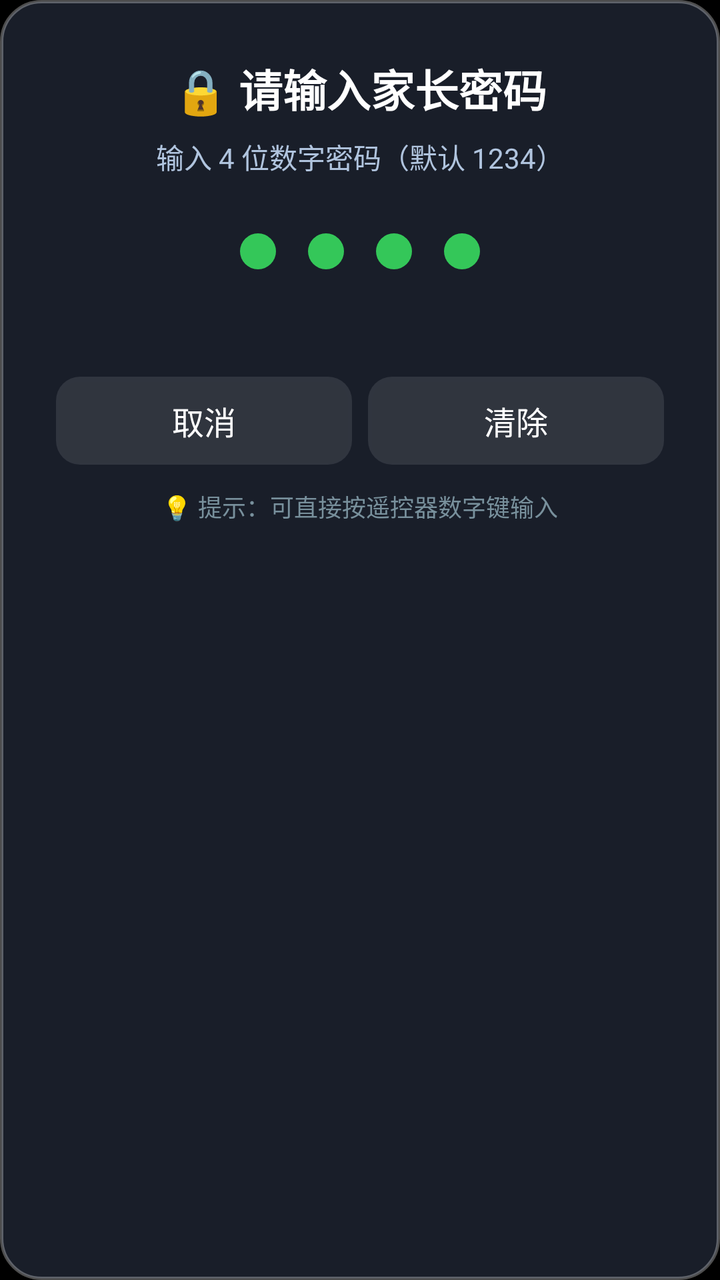
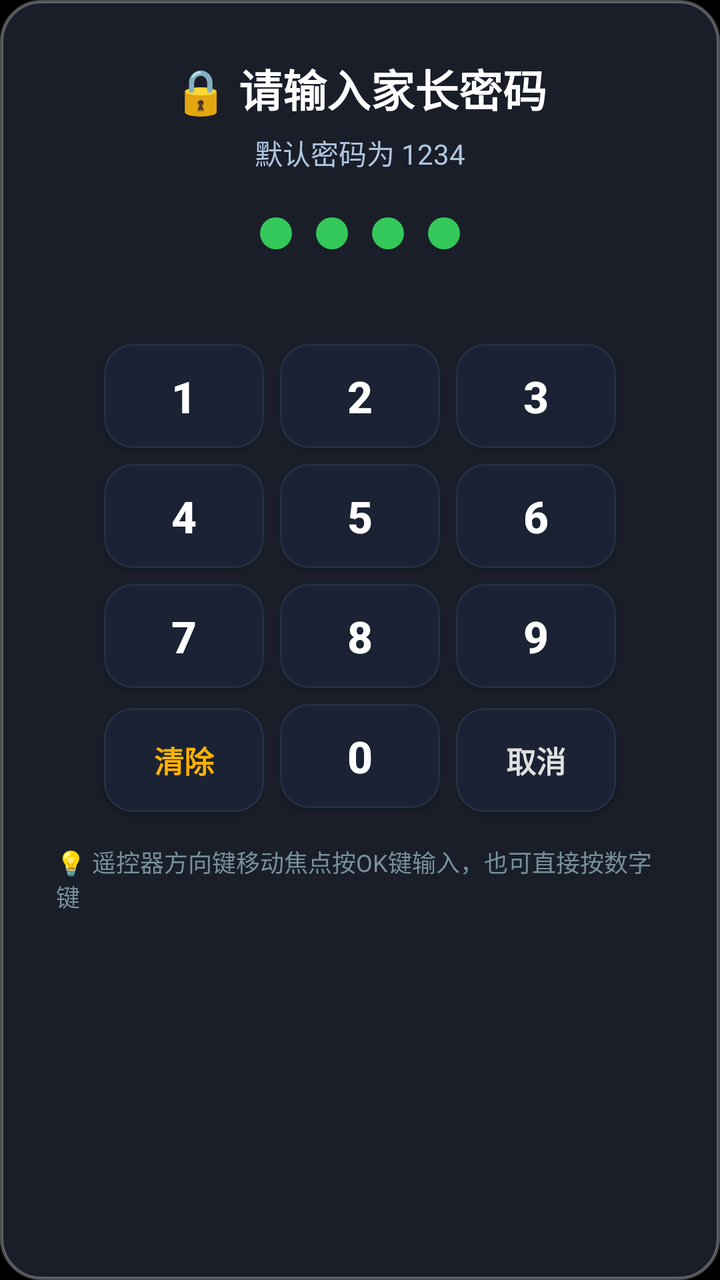

Two renders of the same Android screen: before a commit and after it. Below are the layout's source before the change and the commit's diff.
<!-- AndroidManifest.xml: application theme Theme.TvHome -->
<!-- res/layout/dialog_parent_pin.xml -->
<?xml version="1.0" encoding="utf-8"?>
<LinearLayout xmlns:android="http://schemas.android.com/apk/res/android"
    android:layout_width="380dp"
    android:layout_height="wrap_content"
    android:orientation="vertical"
    android:background="@drawable/bg_menu_bubble"
    android:padding="28dp"
    android:gravity="center_horizontal">

    <TextView
        android:id="@+id/tv_pin_title"
        android:layout_width="wrap_content"
        android:layout_height="wrap_content"
        android:text="🔒 请输入家长密码"
        android:textColor="#FFFFFFFF"
        android:textSize="22sp"
        android:textStyle="bold" />

    <TextView
        android:id="@+id/tv_pin_subtitle"
        android:layout_width="wrap_content"
        android:layout_height="wrap_content"
        android:layout_marginTop="8dp"
        android:text="输入 4 位数字密码（默认 1234）"
        android:textColor="#B0C4DE"
        android:textSize="14sp" />

    
    <LinearLayout
        android:layout_width="wrap_content"
        android:layout_height="wrap_content"
        android:layout_marginTop="20dp"
        android:orientation="horizontal"
        android:gravity="center">

        <View
            android:id="@+id/pin_dot_1"
            android:layout_width="18dp"
            android:layout_height="18dp"
            android:layout_margin="8dp"
            android:background="@drawable/status_dot" />

        <View
            android:id="@+id/pin_dot_2"
            android:layout_width="18dp"
            android:layout_height="18dp"
            android:layout_margin="8dp"
            android:background="@drawable/status_dot" />

        <View
            android:id="@+id/pin_dot_3"
            android:layout_width="18dp"
            android:layout_height="18dp"
            android:layout_margin="8dp"
            android:background="@drawable/status_dot" />

        <View
            android:id="@+id/pin_dot_4"
            android:layout_width="18dp"
            android:layout_height="18dp"
            android:layout_margin="8dp"
            android:background="@drawable/status_dot" />
    </LinearLayout>

    <TextView
        android:id="@+id/tv_pin_error"
        android:layout_width="wrap_content"
        android:layout_height="wrap_content"
        android:layout_marginTop="8dp"
        android:text="密码错误，请重试"
        android:textColor="#FFFF453A"
        android:textSize="14sp"
        android:visibility="invisible" />

    
    <EditText
        android:id="@+id/et_hidden_pin"
        android:layout_width="1dp"
        android:layout_height="1dp"
        android:inputType="numberPassword"
        android:maxLength="4"
        android:background="@null"
        android:focusable="true" />

    <LinearLayout
        android:layout_width="match_parent"
        android:layout_height="wrap_content"
        android:layout_marginTop="16dp"
        android:orientation="horizontal">

        <Button
            android:id="@+id/btn_pin_cancel"
            android:layout_width="0dp"
            android:layout_height="44dp"
            android:layout_weight="1"
            android:layout_marginEnd="8dp"
            android:background="@drawable/btn_menu_item"
            android:text="取消"
            android:textColor="#FFFFFFFF"
            android:textSize="16sp"
            android:focusable="true" />

        <Button
            android:id="@+id/btn_pin_clear"
            android:layout_width="0dp"
            android:layout_height="44dp"
            android:layout_weight="1"
            android:background="@drawable/btn_menu_item"
            android:text="清除"
            android:textColor="#FFFFFFFF"
            android:textSize="16sp"
            android:focusable="true" />
    </LinearLayout>

    <TextView
        android:layout_width="wrap_content"
        android:layout_height="wrap_content"
        android:layout_marginTop="12dp"
        android:text="💡 提示：可直接按遥控器数字键输入"
        android:textColor="#78909C"
        android:textSize="12sp" />

</LinearLayout>
<!-- resources referenced by this layout -->
<resources>
  <!-- drawable bg_menu_bubble (drawable) -->
  <?xml version="1.0" encoding="utf-8"?>
  <shape xmlns:android="http://schemas.android.com/apk/res/android"
      android:shape="rectangle">
      <solid android:color="#E61C222E" />
      <corners android:radius="20dp" />
      <stroke android:width="1.5dp" android:color="#4DFFFFFF" />
  </shape>
  <!-- drawable btn_menu_item (drawable) -->
  <?xml version="1.0" encoding="utf-8"?>
  <selector xmlns:android="http://schemas.android.com/apk/res/android">
      <item android:state_focused="true">
          <shape android:shape="rectangle">
              <solid android:color="#FFFFFFFF" />
              <corners android:radius="12dp" />
          </shape>
      </item>
      <item>
          <shape android:shape="rectangle">
              <solid android:color="#1AFFFFFF" />
              <corners android:radius="12dp" />
          </shape>
      </item>
  </selector>
  <!-- drawable status_dot (drawable) -->
  <?xml version="1.0" encoding="utf-8"?>
  <shape xmlns:android="http://schemas.android.com/apk/res/android" android:shape="oval">
      <solid android:color="#FF34C759" />
  </shape>
  <style name="Theme.TvHome" parent="android:Theme.Material.NoActionBar.Fullscreen">
          <item name="android:windowBackground">@android:color/black</item>
          <item name="android:colorBackground">@android:color/black</item>
          <item name="android:windowAnimationStyle">@null</item>
      </style>
</resources>

<!-- the commit's change to res/layout/dialog_parent_pin.xml (unified diff, before → after) -->
@@ -1,6 +1,6 @@
 <?xml version="1.0" encoding="utf-8"?>
 <LinearLayout xmlns:android="http://schemas.android.com/apk/res/android"
-    android:layout_width="380dp"
+    android:layout_width="440dp"
     android:layout_height="wrap_content"
     android:orientation="vertical"
     android:background="@drawable/bg_menu_bubble"
@@ -20,8 +20,8 @@
         android:id="@+id/tv_pin_subtitle"
         android:layout_width="wrap_content"
         android:layout_height="wrap_content"
-        android:layout_marginTop="8dp"
-        android:text="输入 4 位数字密码（默认 1234）"
+        android:layout_marginTop="6dp"
+        android:text="默认密码为 1234"
         android:textColor="#B0C4DE"
         android:textSize="14sp" />
 
@@ -29,36 +29,36 @@
     <LinearLayout
         android:layout_width="wrap_content"
         android:layout_height="wrap_content"
-        android:layout_marginTop="20dp"
+        android:layout_marginTop="16dp"
         android:orientation="horizontal"
         android:gravity="center">
 
         <View
             android:id="@+id/pin_dot_1"
-            android:layout_width="18dp"
-            android:layout_height="18dp"
-            android:layout_margin="8dp"
+            android:layout_width="16dp"
+            android:layout_height="16dp"
+            android:layout_margin="6dp"
             android:background="@drawable/status_dot" />
 
         <View
             android:id="@+id/pin_dot_2"
-            android:layout_width="18dp"
-            android:layout_height="18dp"
-            android:layout_margin="8dp"
+            android:layout_width="16dp"
+            android:layout_height="16dp"
+            android:layout_margin="6dp"
             android:background="@drawable/status_dot" />
 
         <View
             android:id="@+id/pin_dot_3"
-            android:layout_width="18dp"
-            android:layout_height="18dp"
-            android:layout_margin="8dp"
+            android:layout_width="16dp"
+            android:layout_height="16dp"
+            android:layout_margin="6dp"
             android:background="@drawable/status_dot" />
 
         <View
             android:id="@+id/pin_dot_4"
-            android:layout_width="18dp"
-            android:layout_height="18dp"
-            android:layout_margin="8dp"
+            android:layout_width="16dp"
+            android:layout_height="16dp"
+            android:layout_margin="6dp"
             android:background="@drawable/status_dot" />
     </LinearLayout>
 
@@ -66,57 +66,48 @@
         android:id="@+id/tv_pin_error"
         android:layout_width="wrap_content"
         android:layout_height="wrap_content"
-        android:layout_marginTop="8dp"
-        android:text="密码错误，请重试"
+        android:layout_marginTop="6dp"
+        android:text="密码错误，请重新输入"
         android:textColor="#FFFF453A"
-        android:textSize="14sp"
+        android:textSize="13sp"
         android:visibility="invisible" />
 
     
-    <EditText
-        android:id="@+id/et_hidden_pin"
-        android:layout_width="1dp"
-        android:layout_height="1dp"
-        android:inputType="numberPassword"
-        android:maxLength="4"
-        android:background="@null"
-        android:focusable="true" />
+    <GridLayout
+        android:id="@+id/grid_pin_keyboard"
+        android:layout_width="wrap_content"
+        android:layout_height="wrap_content"
+        android:layout_marginTop="12dp"
+        android:columnCount="3"
+        android:rowCount="4"
+        android:gravity="center">
 
-    <LinearLayout
-        android:layout_width="match_parent"
-        android:layout_height="wrap_content"
-        android:layout_marginTop="16dp"
-        android:orientation="horizontal">
+        
+        <Button android:id="@+id/btn_num_1" style="@style/PinKeyBtn" android:text="1" />
+        <Button android:id="@+id/btn_num_2" style="@style/PinKeyBtn" android:text="2" />
+        <Button android:id="@+id/btn_num_3" style="@style/PinKeyBtn" android:text="3" />
 
-        <Button
-            android:id="@+id/btn_pin_cancel"
-            android:layout_width="0dp"
-            android:layout_height="44dp"
-            android:layout_weight="1"
-            android:layout_marginEnd="8dp"
-            android:background="@drawable/btn_menu_item"
-            android:text="取消"
-            android:textColor="#FFFFFFFF"
-            android:textSize="16sp"
-            android:focusable="true" />
+        
+        <Button android:id="@+id/btn_num_4" style="@style/PinKeyBtn" android:text="4" />
+        <Button android:id="@+id/btn_num_5" style="@style/PinKeyBtn" android:text="5" />
+        <Button android:id="@+id/btn_num_6" style="@style/PinKeyBtn" android:text="6" />
 
-        <Button
-            android:id="@+id/btn_pin_clear"
-            android:layout_width="0dp"
-            android:layout_height="44dp"
-            android:layout_weight="1"
-            android:background="@drawable/btn_menu_item"
-            android:text="清除"
-            android:textColor="#FFFFFFFF"
-            android:textSize="16sp"
-            android:focusable="true" />
-    </LinearLayout>
+        
+        <Button android:id="@+id/btn_num_7" style="@style/PinKeyBtn" android:text="7" />
+        <Button android:id="@+id/btn_num_8" style="@style/PinKeyBtn" android:text="8" />
+        <Button android:id="@+id/btn_num_9" style="@style/PinKeyBtn" android:text="9" />
+
+        
+        <Button android:id="@+id/btn_pin_clear" style="@style/PinKeyBtn" android:text="清除" android:textSize="15sp" android:textColor="#FFB300" />
+        <Button android:id="@+id/btn_num_0" style="@style/PinKeyBtn" android:text="0" />
+        <Button android:id="@+id/btn_pin_cancel" style="@style/PinKeyBtn" android:text="取消" android:textSize="15sp" android:textColor="#E0E0E0" />
+    </GridLayout>
 
     <TextView
         android:layout_width="wrap_content"
         android:layout_height="wrap_content"
         android:layout_marginTop="12dp"
-        android:text="💡 提示：可直接按遥控器数字键输入"
+        android:text="💡 遥控器方向键移动焦点按OK键输入，也可直接按数字键"
         android:textColor="#78909C"
         android:textSize="12sp" />
 
<!-- resource entries referenced after the edit -->
@@ -8,31 +8,45 @@
       <corners android:radius="20dp" />
       <stroke android:width="1.5dp" android:color="#4DFFFFFF" />
   </shape>
-  <!-- drawable btn_menu_item (drawable) -->
-  <?xml version="1.0" encoding="utf-8"?>
-  <selector xmlns:android="http://schemas.android.com/apk/res/android">
-      <item android:state_focused="true">
-          <shape android:shape="rectangle">
-              <solid android:color="#FFFFFFFF" />
-              <corners android:radius="12dp" />
-          </shape>
-      </item>
-      <item>
-          <shape android:shape="rectangle">
-              <solid android:color="#1AFFFFFF" />
-              <corners android:radius="12dp" />
-          </shape>
-      </item>
-  </selector>
   <!-- drawable status_dot (drawable) -->
   <?xml version="1.0" encoding="utf-8"?>
   <shape xmlns:android="http://schemas.android.com/apk/res/android" android:shape="oval">
       <solid android:color="#FF34C759" />
   </shape>
+  <style name="PinKeyBtn">
+          <item name="android:layout_width">80dp</item>
+          <item name="android:layout_height">52dp</item>
+          <item name="android:layout_margin">4dp</item>
+          <item name="android:background">@drawable/settings_row_bg</item>
+          <item name="android:textColor">#FFFFFFFF</item>
+          <item name="android:textSize">22sp</item>
+          <item name="android:textStyle">bold</item>
+          <item name="android:gravity">center</item>
+          <item name="android:focusable">true</item>
+          <item name="android:clickable">true</item>
+      </style>
   <style name="Theme.TvHome" parent="android:Theme.Material.NoActionBar.Fullscreen">
           <item name="android:windowBackground">@android:color/black</item>
           <item name="android:colorBackground">@android:color/black</item>
           <item name="android:windowAnimationStyle">@null</item>
       </style>
+  <!-- drawable settings_row_bg (drawable) -->
+  <?xml version="1.0" encoding="utf-8"?>
+  <selector xmlns:android="http://schemas.android.com/apk/res/android">
+      <item android:state_focused="true">
+          <shape android:shape="rectangle">
+              <solid android:color="#2A3B54" />
+              <corners android:radius="14dp" />
+              <stroke android:width="3dp" android:color="#FFFFFFFF" />
+          </shape>
+      </item>
+      <item>
+          <shape android:shape="rectangle">
+              <solid android:color="#1A2233" />
+              <corners android:radius="14dp" />
+              <stroke android:width="1dp" android:color="#243044" />
+          </shape>
+      </item>
+  </selector>
 </resources>
 
